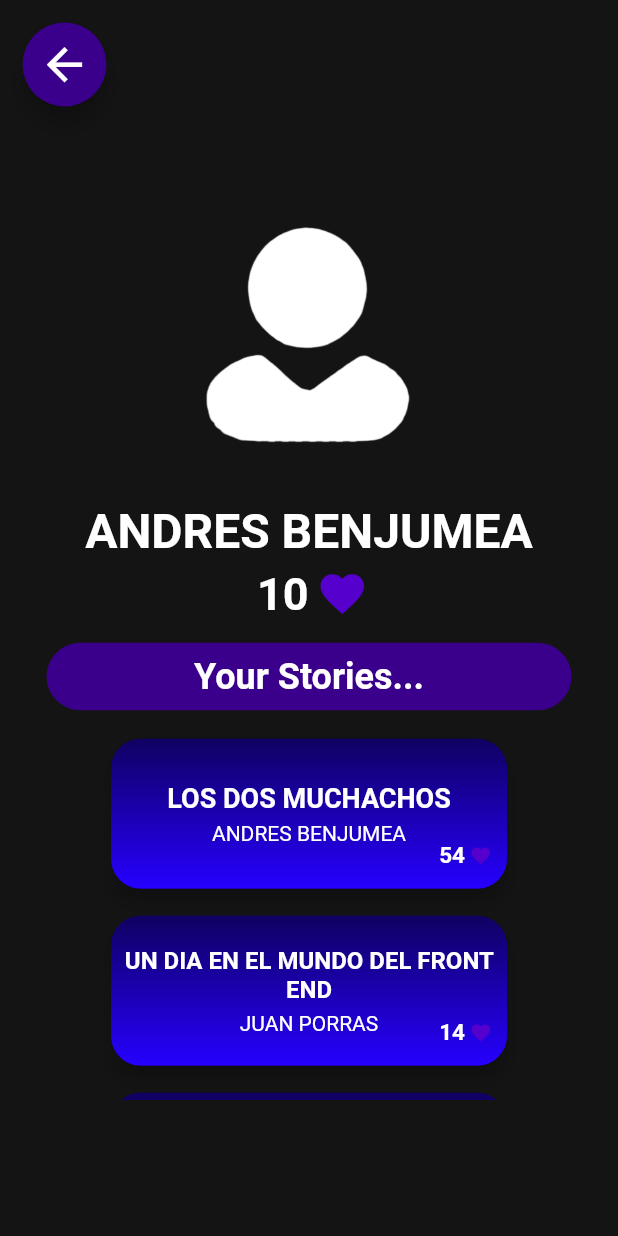
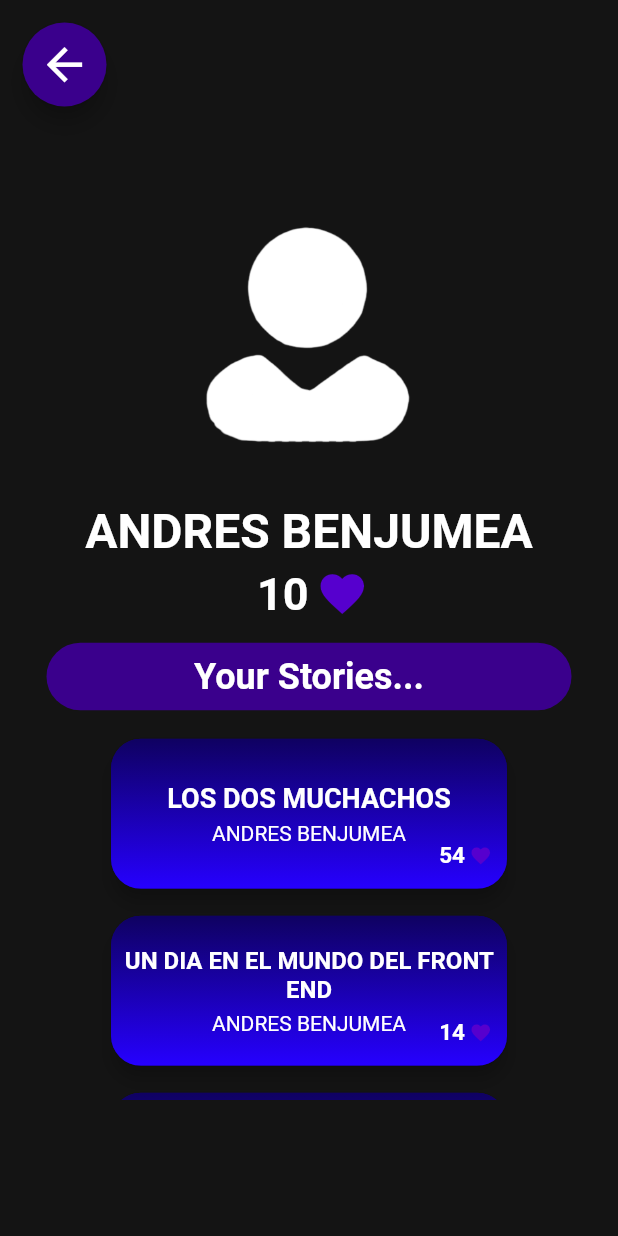
Before and after one commit to JuanA1525/Story_Maker, a Flutter app: the user_page screen opened directly, on a phone screen of 412 x 824 dp. Run offline on Flutter 3.47's test engine with Material 2 defaults, Android fonts, the phone set to English and light mode, and no system bars.

Commit message:
fix: the author of a story on the UserPage was changed

```diff
--- a/lib/UserPage.dart
+++ b/lib/UserPage.dart
@@ -178,7 +178,7 @@ class user_page extends StatelessWidget {
                           ),
                         ),
                         Text(
-                          "JUAN PORRAS",
+                          "ANDRES BENJUMEA",
                           textAlign: TextAlign.center,
                           style: TextStyle(
                             fontSize: 14,
```
